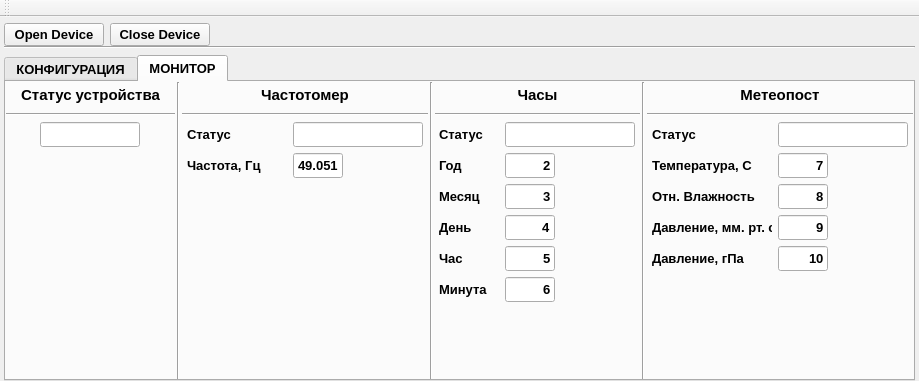
Above: informPConfigurator/mainwindow.ui from Goodjamp/informPConfigurator before the change. Below: the same form after it.
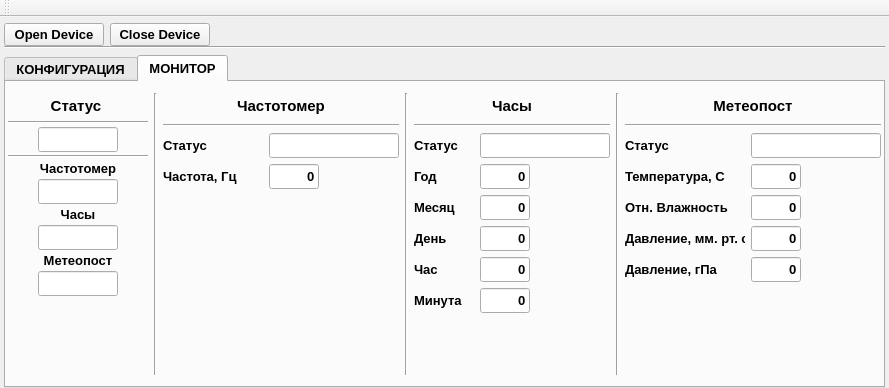
That is the form after the change.

Commit message: Start test of read configuration and status

Diff of the .ui file:
```diff
--- a/informPConfigurator/mainwindow.ui
+++ b/informPConfigurator/mainwindow.ui
@@ -6,8 +6,8 @@
    <rect>
     <x>0</x>
     <y>0</y>
-    <width>919</width>
-    <height>381</height>
+    <width>889</width>
+    <height>388</height>
    </rect>
   </property>
   <property name="windowTitle">
@@ -2031,23 +2031,17 @@
         <string>МОНИТОР</string>
        </attribute>
        <layout class="QHBoxLayout" name="horizontalLayout">
-        <property name="spacing">
-         <number>2</number>
-        </property>
         <property name="leftMargin">
-         <number>0</number>
-        </property>
-        <property name="topMargin">
-         <number>0</number>
+         <number>2</number>
         </property>
         <property name="rightMargin">
-         <number>0</number>
-        </property>
-        <property name="bottomMargin">
-         <number>0</number>
+         <number>2</number>
         </property>
         <item>
          <layout class="QVBoxLayout" name="verticalLayout_27">
+          <property name="spacing">
+           <number>3</number>
+          </property>
           <item>
            <widget class="QLabel" name="label_77">
             <property name="minimumSize">
@@ -2070,7 +2064,7 @@
              </font>
             </property>
             <property name="text">
-             <string>Статус устройства</string>
+             <string>Статус </string>
             </property>
             <property name="alignment">
              <set>Qt::AlignCenter</set>
@@ -2086,19 +2080,9 @@
           </item>
           <item>
            <layout class="QGridLayout" name="gridLayout_9">
-            <item row="0" column="2">
-             <spacer name="horizontalSpacer_58">
-              <property name="orientation">
-               <enum>Qt::Horizontal</enum>
-              </property>
-              <property name="sizeHint" stdset="0">
-               <size>
-                <width>40</width>
-                <height>20</height>
-               </size>
-              </property>
-             </spacer>
-            </item>
+            <property name="spacing">
+             <number>0</number>
+            </property>
             <item row="0" column="0">
              <spacer name="horizontalSpacer_59">
               <property name="orientation">
@@ -2112,17 +2096,262 @@
               </property>
              </spacer>
             </item>
+            <item row="0" column="2">
+             <spacer name="horizontalSpacer_58">
+              <property name="orientation">
+               <enum>Qt::Horizontal</enum>
+              </property>
+              <property name="sizeHint" stdset="0">
+               <size>
+                <width>40</width>
+                <height>20</height>
+               </size>
+              </property>
+             </spacer>
+            </item>
             <item row="0" column="1">
              <widget class="QLineEdit" name="lineEditDevStatus">
               <property name="minimumSize">
                <size>
-                <width>100</width>
+                <width>80</width>
                 <height>25</height>
                </size>
               </property>
               <property name="maximumSize">
                <size>
-                <width>100</width>
+                <width>80</width>
+                <height>25</height>
+               </size>
+              </property>
+              <property name="alignment">
+               <set>Qt::AlignCenter</set>
+              </property>
+              <property name="readOnly">
+               <bool>true</bool>
+              </property>
+              <property name="statusPr" stdset="0">
+               <UInt>0</UInt>
+              </property>
+             </widget>
+            </item>
+           </layout>
+          </item>
+          <item>
+           <widget class="Line" name="line_12">
+            <property name="orientation">
+             <enum>Qt::Horizontal</enum>
+            </property>
+           </widget>
+          </item>
+          <item>
+           <widget class="QLabel" name="label_8">
+            <property name="font">
+             <font>
+              <pointsize>10</pointsize>
+              <weight>75</weight>
+              <bold>true</bold>
+             </font>
+            </property>
+            <property name="text">
+             <string>Частотомер</string>
+            </property>
+            <property name="alignment">
+             <set>Qt::AlignCenter</set>
+            </property>
+           </widget>
+          </item>
+          <item>
+           <layout class="QGridLayout" name="gridLayout_15">
+            <property name="spacing">
+             <number>0</number>
+            </property>
+            <item row="0" column="2">
+             <spacer name="horizontalSpacer_70">
+              <property name="orientation">
+               <enum>Qt::Horizontal</enum>
+              </property>
+              <property name="sizeHint" stdset="0">
+               <size>
+                <width>40</width>
+                <height>20</height>
+               </size>
+              </property>
+             </spacer>
+            </item>
+            <item row="0" column="0">
+             <spacer name="horizontalSpacer_71">
+              <property name="orientation">
+               <enum>Qt::Horizontal</enum>
+              </property>
+              <property name="sizeHint" stdset="0">
+               <size>
+                <width>40</width>
+                <height>20</height>
+               </size>
+              </property>
+             </spacer>
+            </item>
+            <item row="0" column="1">
+             <widget class="QLineEdit" name="lineEditDevStatusFrqMetering">
+              <property name="minimumSize">
+               <size>
+                <width>80</width>
+                <height>25</height>
+               </size>
+              </property>
+              <property name="maximumSize">
+               <size>
+                <width>80</width>
+                <height>25</height>
+               </size>
+              </property>
+              <property name="alignment">
+               <set>Qt::AlignCenter</set>
+              </property>
+              <property name="readOnly">
+               <bool>true</bool>
+              </property>
+              <property name="statusPr" stdset="0">
+               <UInt>0</UInt>
+              </property>
+             </widget>
+            </item>
+           </layout>
+          </item>
+          <item>
+           <widget class="QLabel" name="label_10">
+            <property name="font">
+             <font>
+              <pointsize>10</pointsize>
+              <weight>75</weight>
+              <bold>true</bold>
+             </font>
+            </property>
+            <property name="text">
+             <string>Часы</string>
+            </property>
+            <property name="alignment">
+             <set>Qt::AlignCenter</set>
+            </property>
+           </widget>
+          </item>
+          <item>
+           <layout class="QGridLayout" name="gridLayout_14">
+            <property name="spacing">
+             <number>0</number>
+            </property>
+            <item row="0" column="2">
+             <spacer name="horizontalSpacer_68">
+              <property name="orientation">
+               <enum>Qt::Horizontal</enum>
+              </property>
+              <property name="sizeHint" stdset="0">
+               <size>
+                <width>40</width>
+                <height>20</height>
+               </size>
+              </property>
+             </spacer>
+            </item>
+            <item row="0" column="0">
+             <spacer name="horizontalSpacer_69">
+              <property name="orientation">
+               <enum>Qt::Horizontal</enum>
+              </property>
+              <property name="sizeHint" stdset="0">
+               <size>
+                <width>40</width>
+                <height>20</height>
+               </size>
+              </property>
+             </spacer>
+            </item>
+            <item row="0" column="1">
+             <widget class="QLineEdit" name="lineEditDevStatusClock">
+              <property name="minimumSize">
+               <size>
+                <width>80</width>
+                <height>25</height>
+               </size>
+              </property>
+              <property name="maximumSize">
+               <size>
+                <width>80</width>
+                <height>25</height>
+               </size>
+              </property>
+              <property name="alignment">
+               <set>Qt::AlignCenter</set>
+              </property>
+              <property name="readOnly">
+               <bool>true</bool>
+              </property>
+              <property name="statusPr" stdset="0">
+               <UInt>0</UInt>
+              </property>
+             </widget>
+            </item>
+           </layout>
+          </item>
+          <item>
+           <widget class="QLabel" name="label_11">
+            <property name="font">
+             <font>
+              <pointsize>10</pointsize>
+              <weight>75</weight>
+              <bold>true</bold>
+             </font>
+            </property>
+            <property name="text">
+             <string>Метеопост</string>
+            </property>
+            <property name="alignment">
+             <set>Qt::AlignCenter</set>
+            </property>
+           </widget>
+          </item>
+          <item>
+           <layout class="QGridLayout" name="gridLayout_13">
+            <property name="spacing">
+             <number>0</number>
+            </property>
+            <item row="0" column="2">
+             <spacer name="horizontalSpacer_66">
+              <property name="orientation">
+               <enum>Qt::Horizontal</enum>
+              </property>
+              <property name="sizeHint" stdset="0">
+               <size>
+                <width>40</width>
+                <height>20</height>
+               </size>
+              </property>
+             </spacer>
+            </item>
+            <item row="0" column="0">
+             <spacer name="horizontalSpacer_67">
+              <property name="orientation">
+               <enum>Qt::Horizontal</enum>
+              </property>
+              <property name="sizeHint" stdset="0">
+               <size>
+                <width>40</width>
+                <height>20</height>
+               </size>
+              </property>
+             </spacer>
+            </item>
+            <item row="0" column="1">
+             <widget class="QLineEdit" name="lineEditDevStatusMeteo">
+              <property name="minimumSize">
+               <size>
+                <width>80</width>
+                <height>25</height>
+               </size>
+              </property>
+              <property name="maximumSize">
+               <size>
+                <width>80</width>
                 <height>25</height>
                </size>
               </property>
@@ -2275,7 +2504,7 @@
                </font>
               </property>
               <property name="text">
-               <string>49.051</string>
+               <string>0</string>
               </property>
               <property name="alignment">
                <set>Qt::AlignRight|Qt::AlignTrailing|Qt::AlignVCenter</set>
@@ -2448,7 +2677,7 @@
                </font>
               </property>
               <property name="text">
-               <string>3</string>
+               <string>0</string>
               </property>
               <property name="alignment">
                <set>Qt::AlignRight|Qt::AlignTrailing|Qt::AlignVCenter</set>
@@ -2506,7 +2735,7 @@
                </font>
               </property>
               <property name="text">
-               <string>4</string>
+               <string>0</string>
               </property>
               <property name="alignment">
                <set>Qt::AlignRight|Qt::AlignTrailing|Qt::AlignVCenter</set>
@@ -2538,7 +2767,7 @@
                </font>
               </property>
               <property name="text">
-               <string>5</string>
+               <string>0</string>
               </property>
               <property name="alignment">
                <set>Qt::AlignRight|Qt::AlignTrailing|Qt::AlignVCenter</set>
@@ -2570,7 +2799,7 @@
                </font>
               </property>
               <property name="text">
-               <string>6</string>
+               <string>0</string>
               </property>
               <property name="alignment">
                <set>Qt::AlignRight|Qt::AlignTrailing|Qt::AlignVCenter</set>
@@ -2680,7 +2909,7 @@
                </font>
               </property>
               <property name="text">
-               <string>2</string>
+               <string>0</string>
               </property>
               <property name="alignment">
                <set>Qt::AlignRight|Qt::AlignTrailing|Qt::AlignVCenter</set>
@@ -2873,7 +3102,7 @@
                </font>
               </property>
               <property name="text">
-               <string>10</string>
+               <string>0</string>
               </property>
               <property name="alignment">
                <set>Qt::AlignRight|Qt::AlignTrailing|Qt::AlignVCenter</set>
@@ -2905,7 +3134,7 @@
                </font>
               </property>
               <property name="text">
-               <string>9</string>
+               <string>0</string>
               </property>
               <property name="alignment">
                <set>Qt::AlignRight|Qt::AlignTrailing|Qt::AlignVCenter</set>
@@ -2989,7 +3218,7 @@
                </font>
               </property>
               <property name="text">
-               <string>8</string>
+               <string>0</string>
               </property>
               <property name="alignment">
                <set>Qt::AlignRight|Qt::AlignTrailing|Qt::AlignVCenter</set>
@@ -3073,7 +3302,7 @@
                </font>
               </property>
               <property name="text">
-               <string>7</string>
+               <string>0</string>
               </property>
               <property name="alignment">
                <set>Qt::AlignRight|Qt::AlignTrailing|Qt::AlignVCenter</set>
@@ -3175,7 +3404,7 @@
     <rect>
      <x>0</x>
      <y>0</y>
-     <width>919</width>
+     <width>889</width>
      <height>21</height>
     </rect>
    </property>
```
The commit also changes 6 other files.
